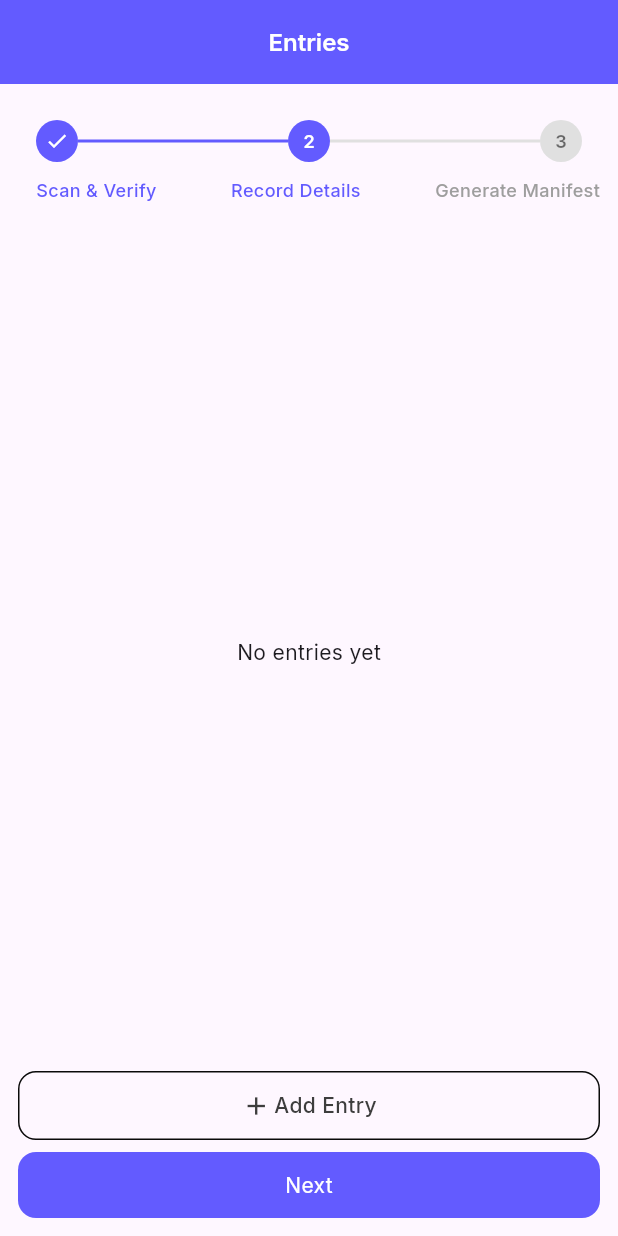
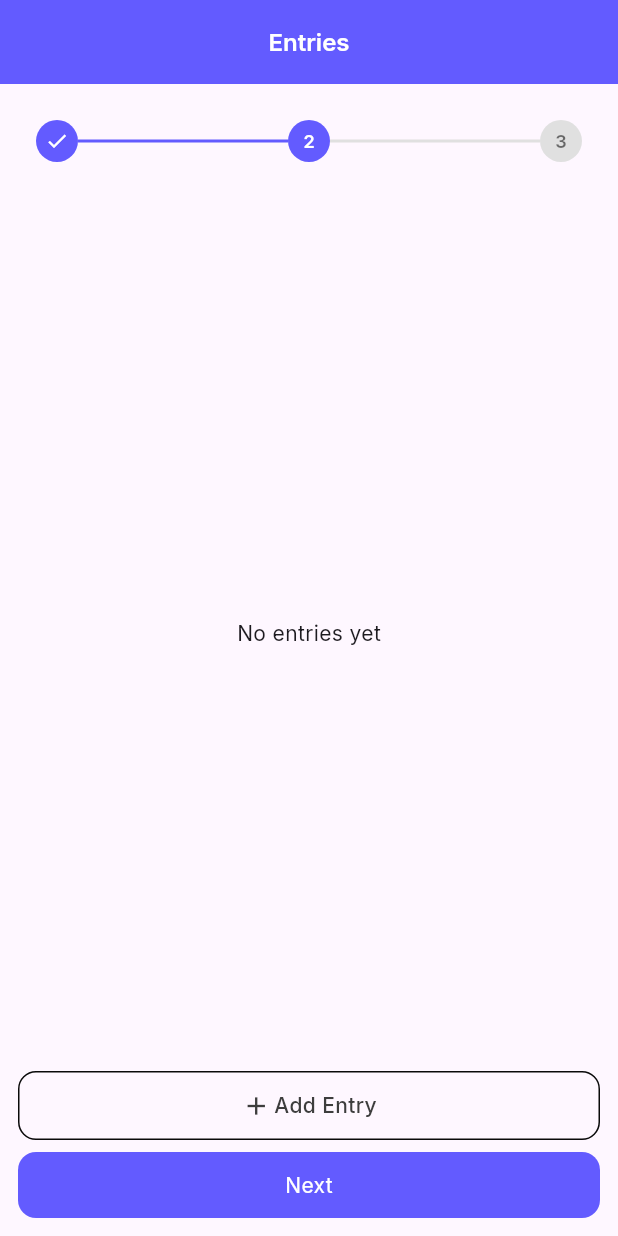
Before and after one commit to Rushikesh1414/SHIPMATE-AGENT-APP, a Flutter app: the EntriesScreen screen opened by its route, on a phone screen of 412 x 824 dp. Run offline on Flutter 3.47's test engine with Material 3 defaults, Android fonts, the light colour scheme and no system bars; our stand-ins replace get, go_router, google_fonts, lottie, pretty_qr_code, shared_preferences and 1 more; missing offline and left inert: simple_barcode_scanner, torch_light; accounts and stored records are empty.

Commit message:
fix progress bar

```diff
--- a/lib/core/widgets/progress_tracker.dart
+++ b/lib/core/widgets/progress_tracker.dart
@@ -62,32 +62,32 @@ class ProgressTracker extends StatelessWidget {
                   }
                 }),
               ),
-              const SizedBox(height: 28),
+              const SizedBox(height: 10),
             ],
           ),
         ),
-        Positioned(
-          top: 50,
-          left: 0,
-          right: 0,
-          child: Padding(
-            padding: const EdgeInsets.only(left: 12, right: 0),
-            child: Row(
-              mainAxisAlignment: MainAxisAlignment.spaceBetween,
-              children: List.generate(totalSteps, (i) {
-                return Text(
-                  labels[i],
-                  textAlign: TextAlign.center,
-                  style: GoogleFonts.inter(
-                    fontSize: 12,
-                    fontWeight: FontWeight.w500,
-                    color: i <= currentStep ? AppColors.primaryColor : Colors.grey,
-                  ),
-                );
-              }),
-            ),
-          ),
-        ),
+        // Positioned(
+        //   top: 50,
+        //   left: 0,
+        //   right: 0,
+        //   child: Padding(
+        //     padding: const EdgeInsets.only(left: 12, right: 0),
+        //     child: Row(
+        //       mainAxisAlignment: MainAxisAlignment.spaceBetween,
+        //       children: List.generate(totalSteps, (i) {
+        //         return Text(
+        //           labels[i],
+        //           textAlign: TextAlign.center,
+        //           style: GoogleFonts.inter(
+        //             fontSize: 12,
+        //             fontWeight: FontWeight.w500,
+        //             color: i <= currentStep ? AppColors.primaryColor : Colors.grey,
+        //           ),
+        //         );
+        //       }),
+        //     ),
+        //   ),
+        // ),
       ],
     );
   }
--- a/lib/features/entries/entries_screen.dart
+++ b/lib/features/entries/entries_screen.dart
@@ -37,7 +37,6 @@ class _EntriesScreenState extends State<EntriesScreen> {
             children: [
               // Progress tracker: step 1 of 3
               ProgressTracker(totalSteps: 3, currentStep: 1, labels: ['Scan & Verify', 'Record Details', 'Generate Manifest']),
-              const SizedBox(height: 8),
 
               if (entries.isEmpty) ...[
                 Expanded(child: Center(child: Text('No entries yet', style: GoogleFonts.inter()))),
--- a/lib/features/manifest/manifest_screen.dart
+++ b/lib/features/manifest/manifest_screen.dart
@@ -197,11 +197,10 @@ class _ManifestScreenState extends State<ManifestScreen> {
             children: [
               // Progress tracker: step 2 of 3
               ProgressTracker(totalSteps: 3, currentStep: 1, labels: ['Scan', 'Update', 'Dispatch']),
-              const SizedBox(height: 12),
 
               GestureDetector(
                 onTap: () {
-                  // Open scanner and fill form from result
+                  // Open scanner and fill form from results
                   _openScannerAndFill();
                 },
                 child: Container(
--- a/lib/features/orders/order_checkout_screen.dart
+++ b/lib/features/orders/order_checkout_screen.dart
@@ -219,8 +219,6 @@ class _OrderCheckoutScreenState extends State<OrderCheckoutScreen> {
                 // Progress tracker: step 0 of 3
                 ProgressTracker(totalSteps: 3, currentStep: 1, labels: ['Scan', 'Update', 'Dispatch']),
 
-                const SizedBox(height: 20),
-
                 /// Input fields
                 AppTextField(
                   controller: cnNumberController,
```
